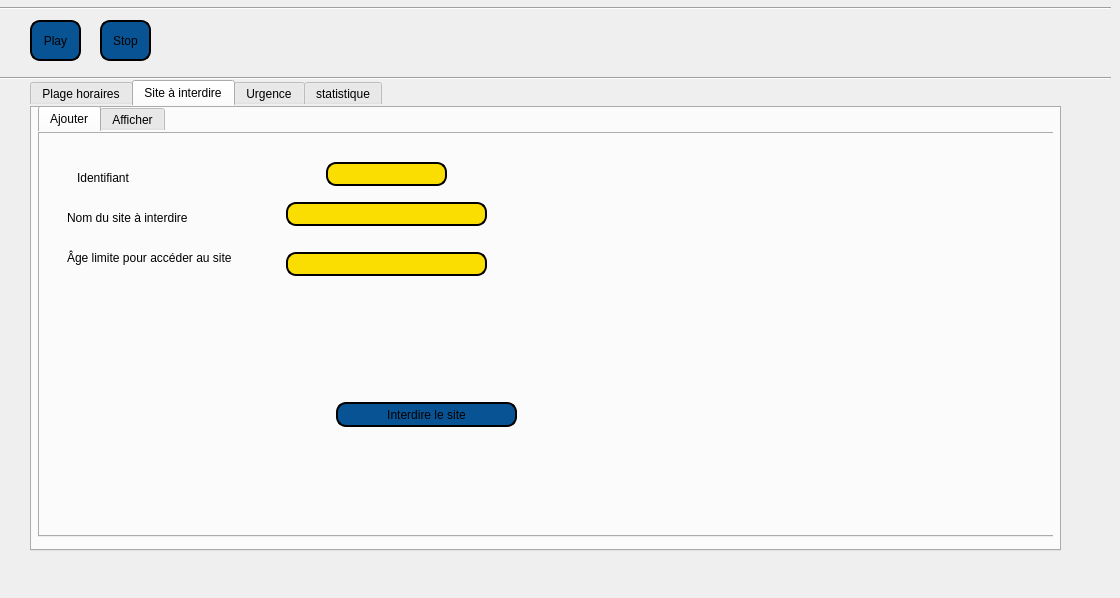
Above: secu.ui from yanni2302/smart_parental_monitoring_2A22 before the change. Below: the same form after it.
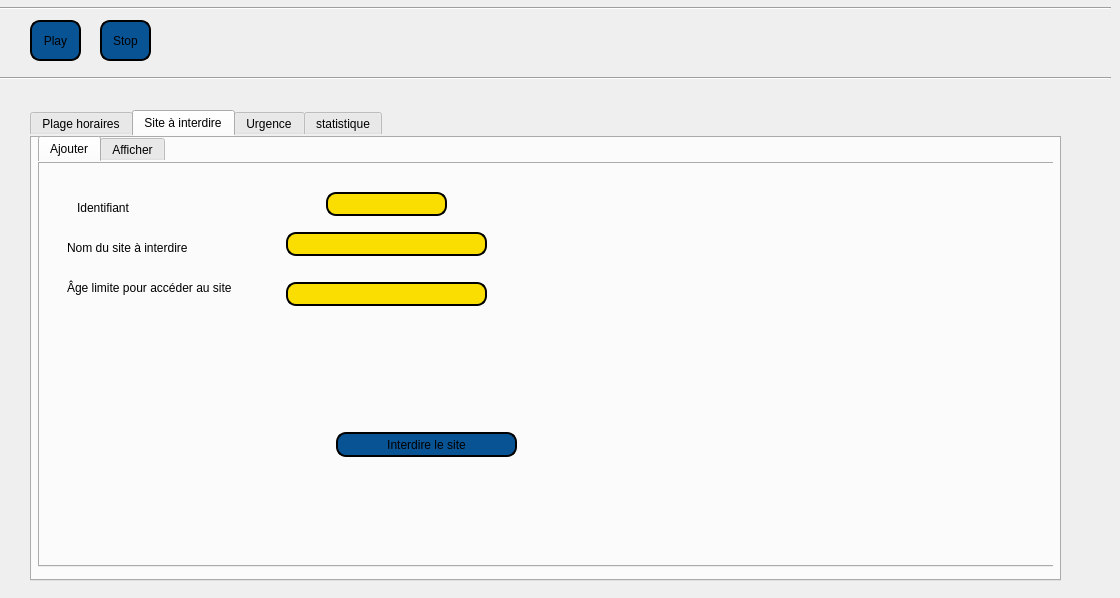
That is the form after the change. The open tabs and pages were chosen to show the change. Icons and pictures are not drawn.

Diff of the .ui file:
```diff
--- a/secu.ui
+++ b/secu.ui
@@ -13,6 +13,9 @@
   <property name="windowTitle">
    <string>E-Nanny</string>
   </property>
+  <property name="styleSheet">
+   <string notr="true">background-image: url(:/img/fadhel.png);</string>
+  </property>
   <widget class="QLabel" name="label_3">
    <property name="geometry">
     <rect>
@@ -78,7 +81,7 @@
    <property name="geometry">
     <rect>
      <x>30</x>
-     <y>80</y>
+     <y>110</y>
      <width>1031</width>
      <height>471</height>
     </rect>
```
Left out of the diff: 13 changed lines with no effect on the pictures.
